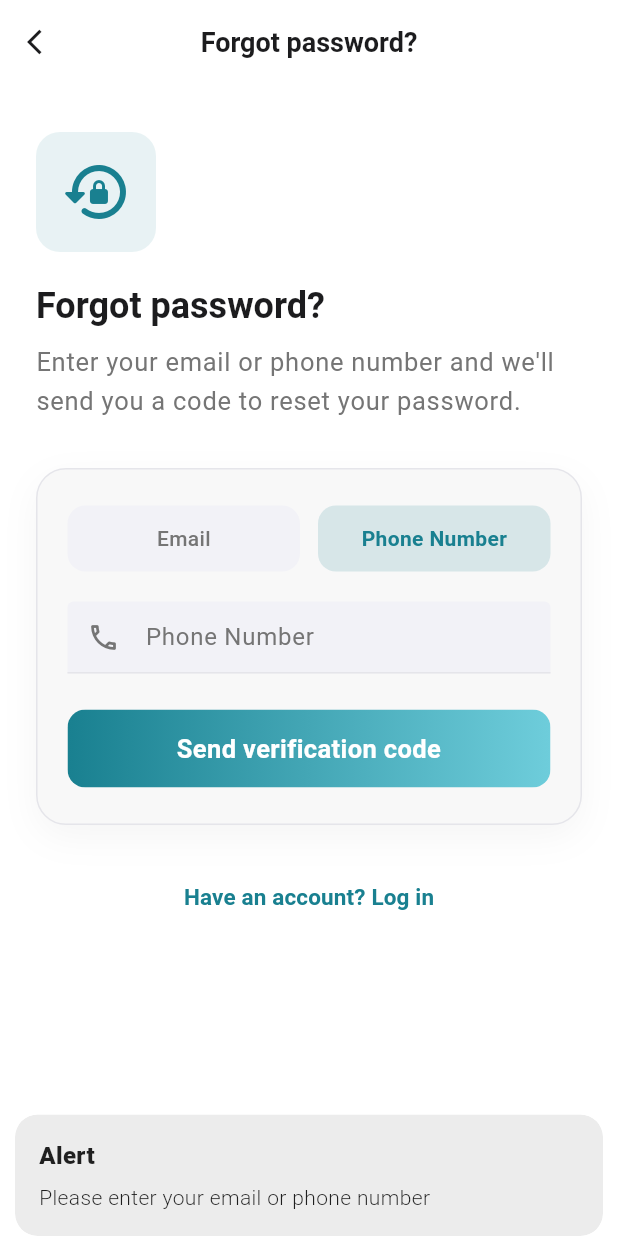
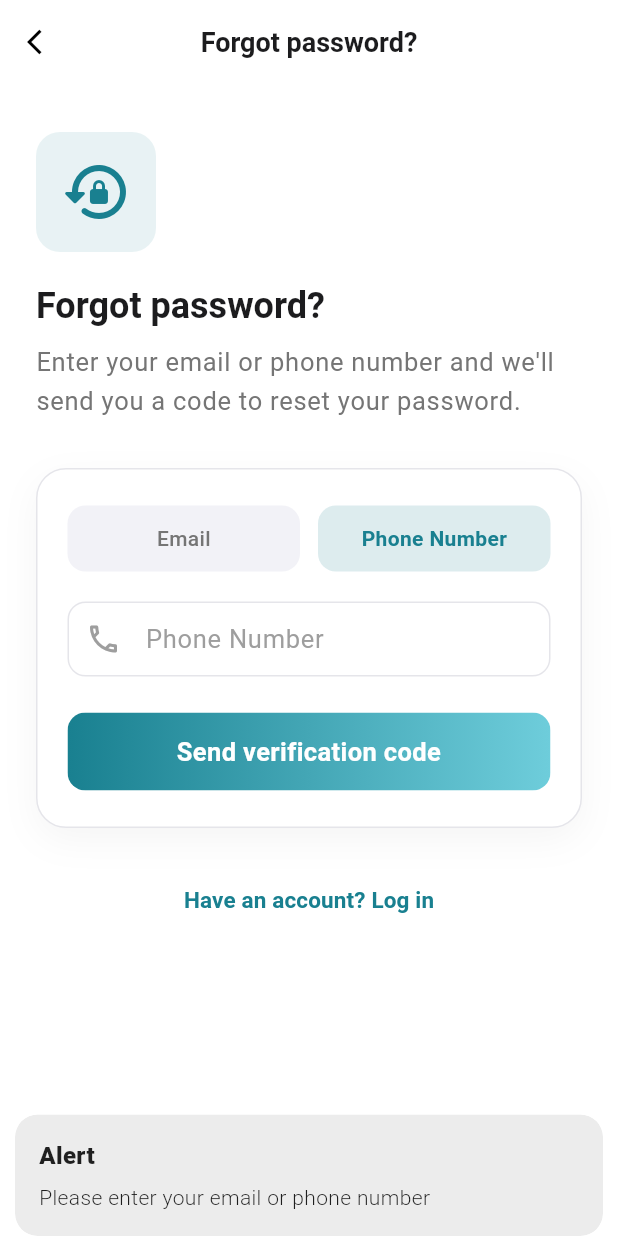
Before and after one commit to ahmadghneem540/archiarena, a Flutter app: the ForgotPasswordRequestView screen opened by its route, after a tap on "Phone Number", after a tap on "Send verification code", on a phone screen of 412 x 824 dp. Run offline on Flutter 3.47's test engine with Material 3 defaults, Android fonts, the phone set to English and light mode, and no system bars; our stand-ins replace audioplayers, cached_network_image, chat_bubbles, connectivity_plus, dio, file_picker and 10 more; missing offline and left inert: record; accounts and stored records are empty.

Commit message:
logeen  language new

```diff
--- a/lib/core/translations/app_translation.dart
+++ b/lib/core/translations/app_translation.dart
@@ -284,6 +284,7 @@ class AppTranslations extends Translations {
       'enter_budget': 'أدخل الميزانية',
       'enter_deadline': 'مثال: 30 يوم',
       'no_posts': 'لا توجد منشورات',
+      'No_email_address':'لم يُعثر على البريد للتحقق. جرّب تسجيل الدخول باستخدام البريد الإلكتروني.',
       'upload_project_main_image_required': 'يجب اختيار صورة واحدة على الأقل للمشروع',
       'upload_project_title_required': 'يجب إدخال عنوان المشروع',
       'upload_project_description_required': 'يجب إدخال وصف المشروع',
@@ -392,6 +393,7 @@ class AppTranslations extends Translations {
       'reply': 'الرد',
       'voice_comment': 'تعليق صوتي',
       'timer_ended': 'منتهي',
+      'confirm': 'تأكيد',
       'project_time_ended': 'انتهى وقت المشروع',
       'project_title_hint': 'عنوان المشروع',
       'project_title_required': 'عنوان المشروع *',
@@ -474,6 +476,9 @@ class AppTranslations extends Translations {
       'Profile_picture_updated':'تم تحديث صورة البروفايل',
       'cover_picture_updated':'تم تحديث صورة االغلاف',
       'No_posts_yet':'لا توجد منشورات بعد',
+      'login_failed':'فشل تسجيل الدخول',
+      'Login_data_is_incorrect':'بيانات الدخول غير صحيحة',
+      'Please_enter_your_phone_number_or_email_address_and_password.':'يرجى إدخال الهاتف أو البريد وكلمة المرور.',
       'At_least_one_message_or_picture_must_be_sent':'يجب إرسال رسالة أو صورة على الأقل',
       'app_license_body':
       '''
@@ -492,11 +497,13 @@ class AppTranslations extends Translations {
       'choose_language': 'Choose Language',
       'choose_language_desc': 'Select your preferred language to use the app',
       'create_account': 'Create Account',
+      'Please_enter_your_phone_number_or_email_address_and_password.':'Please enter your phone number or email address and password.',
       'join_us': 'Join Us',
       'create_account_desc':
           'We will help you create a new account in simple steps.',
       'personal': 'Personal',
       'companies': 'Companies',
+      'Login_data_is_incorrect':'Login data is incorrect',
       'have_account': 'Already have an account?',
       'no_account_question': "Don't have an account?",
       'delete_account': 'Delete Account',
@@ -507,6 +514,7 @@ class AppTranslations extends Translations {
       'success': 'Success',
       'error': 'Error',
       'logout': 'Log out',
+      'login_failed':'login failed',
       'logout_confirm': 'Are you sure you want to log out?',
       'privacy_security': 'Privacy & Security',
       'account': 'Account',
@@ -530,6 +538,7 @@ class AppTranslations extends Translations {
       'upload_company_license_desc': 'You can upload the official company license file.',
       'upload': 'Upload',
       'already_have_account_question': 'Already have an account?',
+      'No_email_address':'No email address was found for verification. Please try logging in with your email address.',
       // Months
       'month_january': 'January',
       'month_february': 'February',
@@ -811,6 +820,7 @@ class AppTranslations extends Translations {
       'full_name': 'Full name',
       'username': 'Username',
       'bio': 'Bio',
+      'confirm': 'confirm',
       'job_title': 'Job title',
       'company': 'Company',
       'education': 'Education',
@@ -973,6 +983,7 @@ By using this application, you agree to all the terms stated above.
     },
     'de': {
       'Offer_message':'Angebotsnachricht',
+      'Please_enter_your_phone_number_or_email_address_and_password.':'Bitte geben Sie Ihre Telefonnummer oder E-Mail-Adresse und Ihr Passwort ein.',
       'Write_your_offer_details_here':'Tragen Sie hier Ihre Angebotsdetails ein.',
       'choose_language': 'Sprache wählen',
       'choose_language_desc': 'Wählen Sie Ihre bevorzugte Sprache für die App',
@@ -994,6 +1005,7 @@ By using this application, you agree to all the terms stated above.
       'when_company_established': 'Wann wurde das Unternehmen gegründet?',
       'years': 'Jahre',
       'next': 'Weiter',
+      'Login_data_is_incorrect':'Die Anmeldedaten sind falsch',
       'upload_company_license': 'Unternehmenslizenz hochladen',
       'upload_company_license_desc':
           'Sie können die offizielle Unternehmenslizenz hochladen.',
@@ -1153,6 +1165,7 @@ By using this application, you agree to all the terms stated above.
       'job_offers_messages': 'Jobangebote und Nachrichten',
       'sound_notifications': 'Tonbenachrichtigungen',
       'vibration': 'Vibration',
+      'No_email_address':'Es wurde keine E-Mail-Adresse zur Verifizierung gefunden. Bitte versuchen Sie, sich mit Ihrer E-Mail-Adresse anzumelden.',
       ///Chat
       'chat_inbox_title': 'Nachrichten',
       'chat_tab_conversations': 'Unterhaltungen',
@@ -1240,6 +1253,7 @@ By using this application, you agree to all the terms stated above.
       'live_chat': 'Live-Chat',
       ///Auth / Password
       'login': 'Einloggen',
+      'login_failed':'Fehler bei der Anmeldung',
       'register': 'Registrieren',
       'logout': 'Abmelden',
       'logout_confirm': 'Möchten Sie sich wirklich abmelden?',
@@ -1277,6 +1291,7 @@ By using this application, you agree to all the terms stated above.
       'chat_empty_thread': 'Noch keine Nachrichten. Starte die Unterhaltung!',
       'chat_input_hint': 'Nachricht schreiben...',
       'chat_you': 'Du',
+      'confirm': 'bestätigen',
       'chat_send_failed': 'Nachricht konnte nicht gesendet werden',
       'chat_start_failed': 'Unterhaltung konnte nicht geöffnet werden',
       'chat_invalid_peer': 'Ungültiger Benutzer',
@@ -1467,7 +1482,23 @@ By using this application, you agree to all the terms stated above.
       'feedback_type_suggestion': 'Anregung',
       'feedback_type_complaint': 'Beschwerde',
       'feedback_type_other': 'Andere',
+      'loading_send': 'Senden...',
+      'forgot_password_desc': 'Geben Sie Ihre E-Mail-Adresse oder Telefonnummer ein, und wir senden Ihnen einen Code zum Zurücksetzen Ihres Passworts.',
+      'forgot_password_enter_email_phone': 'Bitte geben Sie Ihre E-Mail-Adresse oder Telefonnummer ein.',
+      'forgot_password_code_sent': 'Der Bestätigungscode wurde an Ihre E-Mail-Adresse/Ihre Telefonnummer gesendet.',
+      'forgot_password_request_failed': 'Bestätigungscode konnte nicht gesendet werden',
+      'forgot_password_invalid_code': 'Bitte geben Sie den 6-stelligen Bestätigungscode ein.',
+      'forgot_password_missing_identifier': 'E-Mail-Adresse oder Telefonnummer nicht gefunden',
+      'forgot_password_success': 'Passwort erfolgreich geändert. Sie können sich jetzt anmelden.',
+      'forgot_password_reset_failed': 'Passwort konnte nicht zurückgesetzt werden',
+      'reset_password_title': 'Geben Sie den Code und das neue Passwort ein.',
+      'reset_password_desc': 'Geben Sie den erhaltenen Bestätigungscode und Ihr neues Passwort ein.',
+      'reset_password_btn': 'Passwort zurücksetzen',
+      'send_reset_code': 'Bestätigungscode senden',
       'send_message': 'Nachricht senden',
+      'send_reset_code': 'Bestätigungscode senden',
+      'forgot_password_title': 'Passwort vergessen?',
+      'forgot_password_desc': 'Geben Sie Ihre E-Mail-Adresse oder Telefonnummer ein, und wir senden Ihnen einen Code zum Zurücksetzen Ihres Passworts.',
       'help_support_desc': 'Stöbern Sie in unseren FAQs oder kontaktieren Sie unser Support-Team für schnelle Hilfe.',
       'help_support_how_help':'Wie können wir helfen?',
       'remove_from_works_confirm': 'Diesen Eintrag aus Ihrer Aufgabenliste entfernen?',
--- a/lib/features/auth/forgot_password_request/forgot_password_request_view.dart
+++ b/lib/features/auth/forgot_password_request/forgot_password_request_view.dart
@@ -4,31 +4,33 @@ import '../../../core/theme/app_colors.dart';
 import '../../../widget/gradient_button.dart';
 import 'forgot_password_request_controller.dart';
 
-/// صفحة طلب إعادة تعيين كلمة المرور (نسيان كلمة المرور - الخطوة 1)
 class ForgotPasswordRequestView extends GetView<ForgotPasswordRequestController> {
   const ForgotPasswordRequestView({super.key});
 
   @override
   Widget build(BuildContext context) {
     final isRtl = Get.locale?.languageCode == 'ar';
+    final isDark = Theme.of(context).brightness == Brightness.dark;
+
     return Directionality(
       textDirection: isRtl ? TextDirection.rtl : TextDirection.ltr,
       child: Scaffold(
-        backgroundColor: context.themeSurface,
+        backgroundColor: isDark ? const Color(0xFF121212) : context.themeSurface,
         appBar: AppBar(
-          backgroundColor: context.themeSurface,
+          backgroundColor: isDark ? const Color(0xFF121212) : context.themeSurface,
           elevation: 0,
           leading: IconButton(
             icon: Icon(
               isRtl ? Icons.arrow_back_ios_new : Icons.arrow_back_ios,
               size: 20,
+              color: isDark ? Colors.white : Colors.black,
             ),
             onPressed: () => Get.back(),
           ),
           title: Text(
             'forgot_password'.tr,
             style: TextStyle(
-              color: context.themeOnSurface,
+              color: isDark ? Colors.white : context.themeOnSurface,
               fontWeight: FontWeight.w600,
               fontSize: 18,
             ),
@@ -41,11 +43,11 @@ class ForgotPasswordRequestView extends GetView<ForgotPasswordRequestController>
               crossAxisAlignment: CrossAxisAlignment.stretch,
               children: [
                 const SizedBox(height: 32),
-                _buildHeader(context),
+                _buildHeader(context, isDark),
                 const SizedBox(height: 32),
-                _buildFormCard(context),
+                _buildFormCard(context, isDark),
                 const SizedBox(height: 24),
-                _buildBackToLogin(context),
+                _buildBackToLogin(),
                 const SizedBox(height: 32),
               ],
             ),
@@ -55,7 +57,7 @@ class ForgotPasswordRequestView extends GetView<ForgotPasswordRequestController>
     );
   }
 
-  Widget _buildHeader(BuildContext context) {
+  Widget _buildHeader(BuildContext context, bool isDark) {
     return Column(
       crossAxisAlignment: CrossAxisAlignment.start,
       children: [
@@ -75,33 +77,38 @@ class ForgotPasswordRequestView extends GetView<ForgotPasswordRequestController>
         Text(
           'forgot_password_title'.tr,
           style: Theme.of(context).textTheme.headlineSmall?.copyWith(
-                fontWeight: FontWeight.bold,
-                color: context.themeOnSurface,
-              ),
+            fontWeight: FontWeight.bold,
+            color: isDark ? Colors.white : context.themeOnSurface,
+          ),
         ),
         const SizedBox(height: 8),
         Text(
           'forgot_password_desc'.tr,
           style: Theme.of(context).textTheme.bodyLarge?.copyWith(
-                color: context.themeGrey600,
-                height: 1.5,
-              ),
+            color: isDark ? Colors.white70 : context.themeGrey600,
+            height: 1.5,
+          ),
         ),
       ],
     );
   }
 
-  Widget _buildFormCard(BuildContext context) {
+  Widget _buildFormCard(BuildContext context, bool isDark) {
     final isRtl = Get.locale?.languageCode == 'ar';
+
     return Container(
       padding: const EdgeInsets.symmetric(horizontal: 20, vertical: 24),
       decoration: BoxDecoration(
-        color: context.themeCardBackground,
+        color: isDark ? const Color(0xFF3A3A3A) : AppColors.surface,
         borderRadius: BorderRadius.circular(20),
-        border: Border.all(color: context.themeBorder),
+        border: Border.all(
+          color: isDark ? Colors.white10 : context.themeBorder,
+        ),
         boxShadow: [
           BoxShadow(
-            color: Colors.black.withValues(alpha: 0.04),
+            color: isDark
+                ? Colors.black.withValues(alpha: 0.6)
+                : Colors.black.withValues(alpha: 0.04),
             blurRadius: 20,
             offset: const Offset(0, 8),
           ),
@@ -110,13 +117,14 @@ class ForgotPasswordRequestView extends GetView<ForgotPasswordRequestController>
       child: Column(
         children: [
           Obx(
-            () => Row(
+                () => Row(
               children: [
                 Expanded(
                   child: _buildToggleChip(
                     context: context,
                     label: 'email'.tr,
                     selected: controller.useEmail.value,
+                    isDark: isDark,
                     onTap: () {
                       if (!controller.useEmail.value) controller.toggleInputType();
                     },
@@ -128,6 +136,7 @@ class ForgotPasswordRequestView extends GetView<ForgotPasswordRequestController>
                     context: context,
                     label: 'phone_number'.tr,
                     selected: !controller.useEmail.value,
+                    isDark: isDark,
                     onTap: () {
                       if (controller.useEmail.value) controller.toggleInputType();
                     },
@@ -137,8 +146,10 @@ class ForgotPasswordRequestView extends GetView<ForgotPasswordRequestController>
             ),
           ),
           const SizedBox(height: 20),
+
+          /// TextField
           Obx(
-            () => TextField(
+                () => TextField(
               controller: controller.emailOrPhoneController,
               keyboardType: controller.useEmail.value
                   ? TextInputType.emailAddress
@@ -148,31 +159,50 @@ class ForgotPasswordRequestView extends GetView<ForgotPasswordRequestController>
                 hintText: controller.useEmail.value
                     ? 'email'.tr
                     : 'phone_number'.tr,
-                hintStyle: TextStyle(color: context.themeGrey600, fontSize: 16),
+                hintStyle: TextStyle(
+                  color: isDark ? Colors.white70 : AppColors.grey500,
+                ),
+                filled: true,
+                fillColor: isDark ? const Color(0xFF555555) : Colors.transparent,
                 prefixIcon: Icon(
                   controller.useEmail.value
                       ? Icons.email_outlined
                       : Icons.phone_outlined,
-                  color: context.themeGrey600,
-                  size: 22,
+                  color: isDark ? Colors.white70 : AppColors.grey500,
                 ),
-                border: UnderlineInputBorder(
-                  borderSide: BorderSide(color: context.themeBorder),
+                border: OutlineInputBorder(
+                  borderRadius: BorderRadius.circular(12),
+                  borderSide: BorderSide(
+                    color: isDark ? Colors.white24 : AppColors.border,
+                  ),
                 ),
-                enabledBorder: UnderlineInputBorder(
-                  borderSide: BorderSide(color: context.themeBorder),
+                enabledBorder: OutlineInputBorder(
+                  borderRadius: BorderRadius.circular(12),
+                  borderSide: BorderSide(
+                    color: isDark ? Colors.white24 : AppColors.border,
+                  ),
                 ),
-                focusedBorder: UnderlineInputBorder(
-                  borderSide: BorderSide(color: AppColors.primary, width: 1.5),
+                focusedBorder: OutlineInputBorder(
+                  borderRadius: BorderRadius.circular(12),
+                  borderSide: const BorderSide(
+                    color: AppColors.primary,
+                    width: 1.5,
+                  ),
                 ),
-                contentPadding: const EdgeInsets.symmetric(vertical: 12),
+                contentPadding:
+                const EdgeInsets.symmetric(horizontal: 12, vertical: 12),
               ),
-              style: TextStyle(fontSize: 16, color: context.themeOnSurface),
+              style: TextStyle(
+                color: isDark ? Colors.white : AppColors.onSurface,
+              ),
             ),
           ),
+
           const SizedBox(height: 24),
+
+          /// Button
           Obx(
-            () => ArchiButton(
+                () => ArchiButton(
               label: controller.isLoading.value
                   ? 'loading_send'.tr
                   : 'send_reset_code'.tr,
@@ -191,12 +221,13 @@ class ForgotPasswordRequestView extends GetView<ForgotPasswordRequestController>
     required BuildContext context,
     required String label,
     required bool selected,
+    required bool isDark,
     required VoidCallback onTap,
   }) {
     return Material(
       color: selected
           ? AppColors.primary.withValues(alpha: 0.15)
-          : AppColors.inputBackgroundBy(context),
+          : (isDark ? const Color(0xFF555555) : AppColors.inputBackgroundBy(context)),
       borderRadius: BorderRadius.circular(12),
       child: InkWell(
         onTap: onTap,
@@ -209,7 +240,9 @@ class ForgotPasswordRequestView extends GetView<ForgotPasswordRequestController>
             style: TextStyle(
               fontSize: 14,
               fontWeight: selected ? FontWeight.w600 : FontWeight.w500,
-              color: selected ? AppColors.primary : context.themeGrey600,
+              color: selected
+                  ? AppColors.primary
+                  : (isDark ? Colors.white70 : context.themeGrey600),
             ),
           ),
         ),
@@ -217,13 +250,13 @@ class ForgotPasswordRequestView extends GetView<ForgotPasswordRequestController>
     );
   }
 
-  Widget _buildBackToLogin(BuildContext context) {
+  Widget _buildBackToLogin() {
     return Center(
       child: TextButton(
         onPressed: () => Get.back(),
-        child: Text(
+        child:  Text(
           'have_account_login'.tr,
-          style: const TextStyle(
+          style: TextStyle(
             color: AppColors.primary,
             fontWeight: FontWeight.w600,
             fontSize: 15,
```
Also changed, not shown: lib/features/auth/forgot_password_reset/forgot_password_reset_view.dart (+76 -59 lines), lib/features/auth/login/login_controller.dart (+9 -9 lines).
